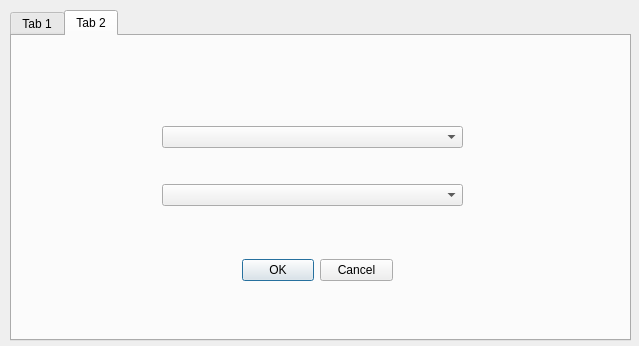
Before: the Qt Designer form pymol_docking_plugin/GUI.ui in HiteSit/PyMol_Fitter, drawn with Qt 5.
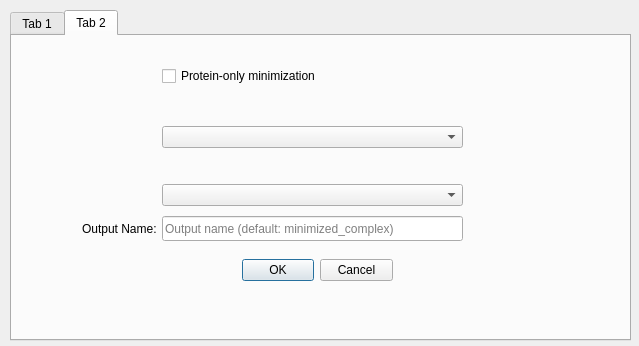
After: the same form once the commit is applied.

Commit message: CLAUDE WORKING. Enhance MD Minimization and UI: Updated `md_minimization` function to accept optional ligand input and output name. Improved PyMOL dialog with new UI elements for protein-only minimization and output name customization. Adjusted server and client code to handle optional ligand data and output naming conventions. Updated example notebook to reflect these changes.

```diff
--- a/pymol_docking_plugin/GUI.ui
+++ b/pymol_docking_plugin/GUI.ui
@@ -160,6 +160,45 @@
       <set>QDialogButtonBox::Cancel|QDialogButtonBox::Ok</set>
      </property>
     </widget>
+    <widget class="QCheckBox" name="protein_only_flag">
+     <property name="geometry">
+      <rect>
+       <x>150</x>
+       <y>30</y>
+       <width>200</width>
+       <height>20</height>
+      </rect>
+     </property>
+     <property name="text">
+      <string>Protein-only minimization</string>
+     </property>
+    </widget>
+    <widget class="QLineEdit" name="output_name_MD">
+     <property name="geometry">
+      <rect>
+       <x>150</x>
+       <y>180</y>
+       <width>301</width>
+       <height>25</height>
+      </rect>
+     </property>
+     <property name="placeholderText">
+      <string>Output name (default: minimized_complex)</string>
+     </property>
+    </widget>
+    <widget class="QLabel" name="output_name_label">
+     <property name="geometry">
+      <rect>
+       <x>70</x>
+       <y>180</y>
+       <width>80</width>
+       <height>25</height>
+      </rect>
+     </property>
+     <property name="text">
+      <string>Output Name:</string>
+     </property>
+    </widget>
    </widget>
   </widget>
  </widget>
```
The commit also changes 7 other files.
